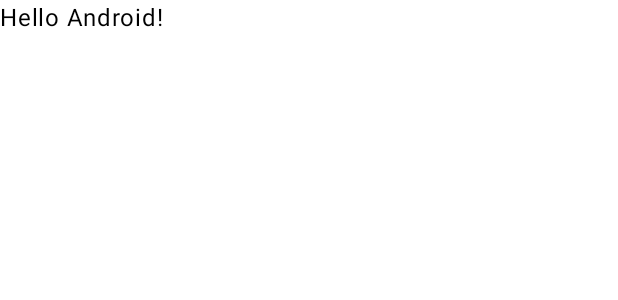
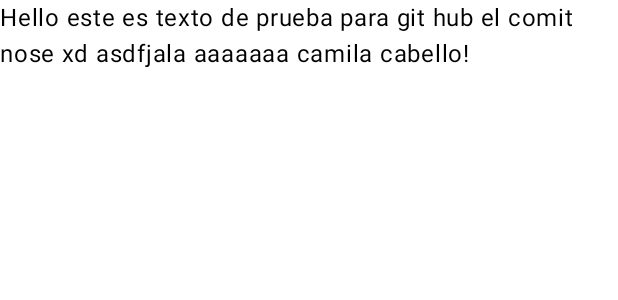
Before and after one commit to dojacalf/mascotaap, an Android app built with Jetpack Compose: the @Preview function GreetingPreview, on a phone screen of 412 x 824 dp. Shown: the top 300 px of the screen. Run offline under Robolectric (Android 15) with nearby library versions, the phone set to English and light mode, and no system bars.

Commit message:
comit desde android studio

```diff
--- a/app/src/main/java/com/example/app_2/MainActivity.kt
+++ b/app/src/main/java/com/example/app_2/MainActivity.kt
@@ -38,10 +38,12 @@
     )
 }
 
+
+
 @Preview(showBackground = true)
 @Composable
 fun GreetingPreview() {
     App_2Theme {
-        Greeting("Android")
+        Greeting("este es texto de prueba para git hub el comit nose xd asdfjala aaaaaaa camila cabello")
     }
 }
```
Also changed, not shown: app/src/main/java/com/example/app_2/Box/Boxnc.kt (added, +25 -0 lines).
